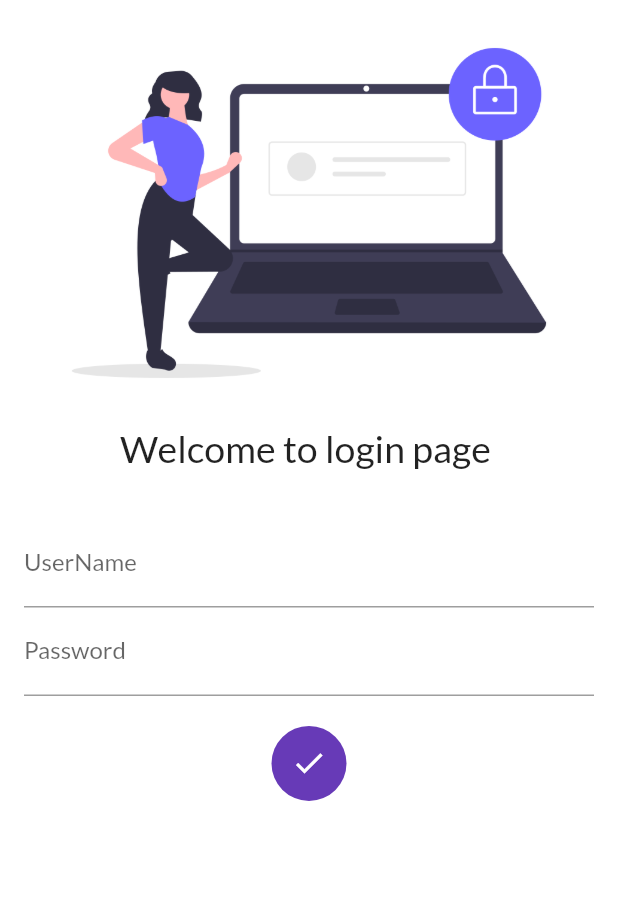
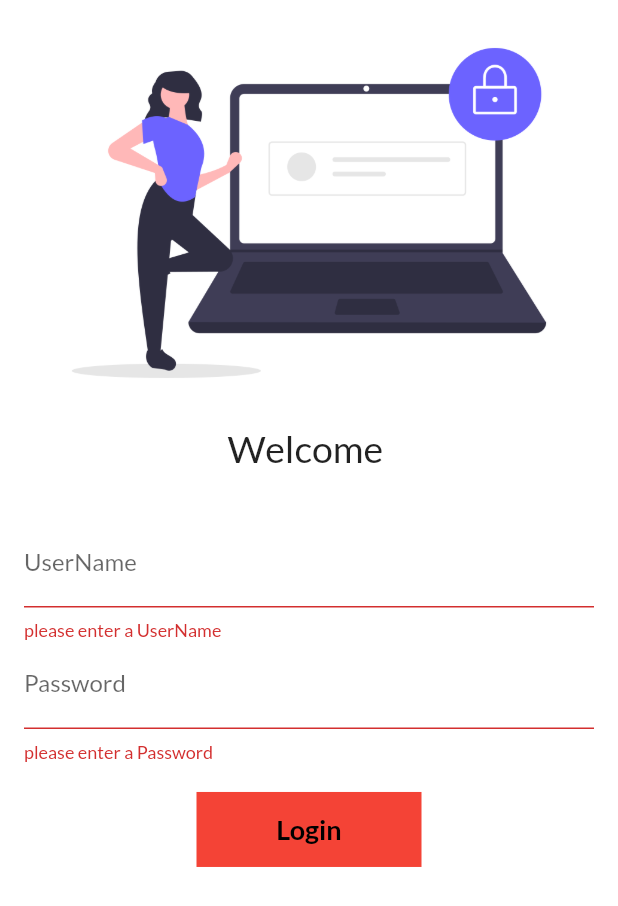
Before and after one commit to nabinsah703/codepurflutter, a Flutter app: the screen it shows after launch, after a tap on "Login", on a phone screen of 412 x 824 dp. Shown: the top 906 px of the screen. Run offline on Flutter 3.47's test engine with Material 2 defaults, Android fonts, the phone set to English and light mode, and no system bars; our stand-ins replace google_fonts.

Commit message:
form validation is complete with name and password and password length also be validate

```diff
--- a/lib/login_page.dart
+++ b/lib/login_page.dart
@@ -1,6 +1,5 @@
 // ignore_for_file: use_build_context_synchronously
 
-import 'package:codepurflutter/home_page.dart';
 import 'package:codepurflutter/utils/routes.dart';
 import 'package:flutter/material.dart';
 
@@ -14,10 +13,28 @@ class LoginPage extends StatefulWidget {
 class _LoginPageState extends State<LoginPage> {
   String name = "";
   bool changeButton = false;
+  final _formKey = GlobalKey<FormState>();
+
+  moveToHome(BuildContext context) async {
+    if (_formKey.currentState!.validate()) {
+      setState(() {
+        changeButton = true;
+      });
+      await Future.delayed(const Duration(seconds: 2));
+      await Navigator.pushNamed(context, MyRoutes.homeRoute);
+      setState(() {
+        changeButton = false;
+      });
+    }
+  }
+
   @override
   Widget build(BuildContext context) {
     return Material(
       color: Colors.white,
+      child: SingleChildScrollView(
+        child: Form(
+          key: _formKey,
           child: Column(
             children: [
               Image.asset(
@@ -26,13 +43,14 @@ class _LoginPageState extends State<LoginPage> {
               ),
 
               Text(
-            'Welcome to login page $name',
+                'Welcome $name',
                 style: const TextStyle(
                   fontSize: 25,
                 ),
               ),
               Padding(
-            padding: const EdgeInsets.symmetric(horizontal: 16, vertical: 32),
+                padding:
+                    const EdgeInsets.symmetric(horizontal: 16, vertical: 32),
                 child: Column(
                   children: [
                     TextFormField(
@@ -40,38 +58,47 @@ class _LoginPageState extends State<LoginPage> {
                         hintText: "Enter a user name",
                         labelText: "UserName",
                       ),
+                      validator: (String? value) {
+                        if (value!.isEmpty) {
+                          return "please enter a UserName";
+                        }
+                        return null;
+                      },
                       onChanged: (value) {
                         name = value;
                         setState(() {});
                       },
                     ),
-                // const SizedBox(
-                //   height: 20,
-                // ),
+
                     TextFormField(
                       obscureText: true,
                       decoration: const InputDecoration(
                         hintText: "Enter the password",
                         labelText: "Password",
                       ),
+                      validator: (String? value) {
+                        if (value!.isEmpty) {
+                          return "please enter a Password";
+                        } else if (value.length < 6) {
+                          return "password length should be atleast 6 character";
+                        }
+                        return null;
+                      },
                     ),
+
                     const SizedBox(
                       height: 20,
                     ),
                     InkWell(
-                  onTap: () async {
-                    setState(() {
-                      changeButton = true;
-                    });
-                    await Future.delayed(const Duration(seconds: 2));
-                    Navigator.pushNamed(context, MyRoutes.homeRoute);
-                  },
+                      onTap: () => moveToHome(context),
                       child: AnimatedContainer(
                         decoration: BoxDecoration(
-                        shape:
-                            changeButton ? BoxShape.circle : BoxShape.rectangle,
+                            shape: changeButton
+                                ? BoxShape.circle
+                                : BoxShape.rectangle,
                             // borderRadius: BorderRadius.circular(10),
-                        color: changeButton ? Colors.deepPurple : Colors.red),
+                            color:
+                                changeButton ? Colors.deepPurple : Colors.red),
                         height: 50,
                         width: changeButton ? 50 : 150,
                         // color: Colors.deepPurple,
@@ -112,6 +139,8 @@ class _LoginPageState extends State<LoginPage> {
               // ),
             ],
           ),
+        ),
+      ),
     );
   }
 }
```
Lines whose indentation alone changed are shown as unchanged.
